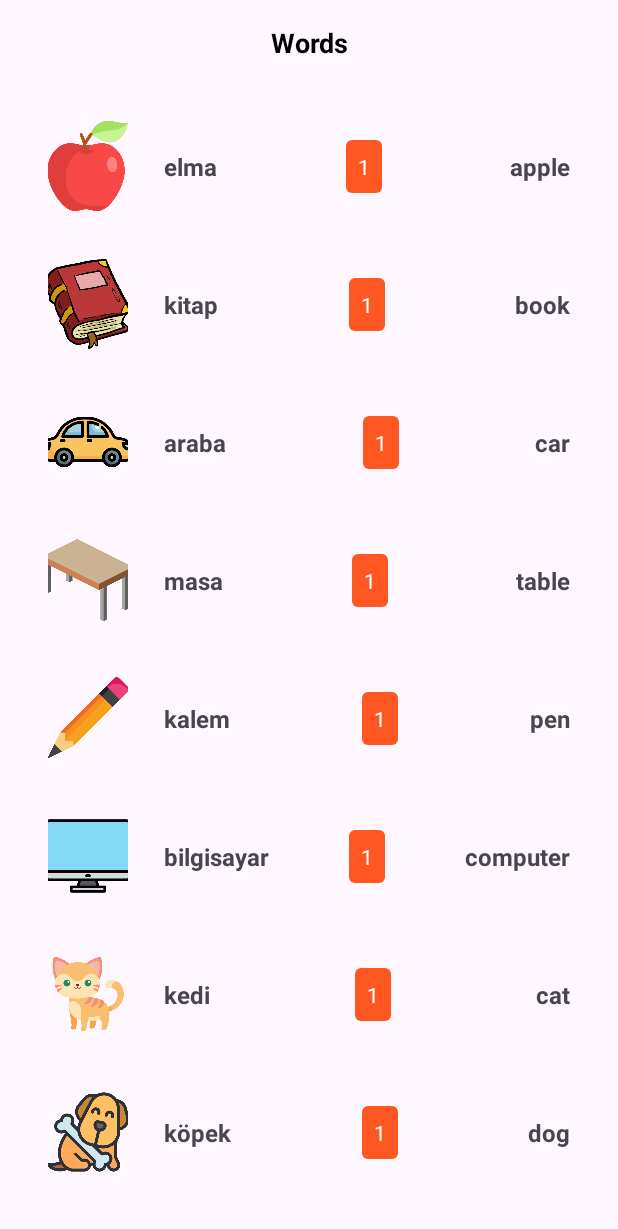
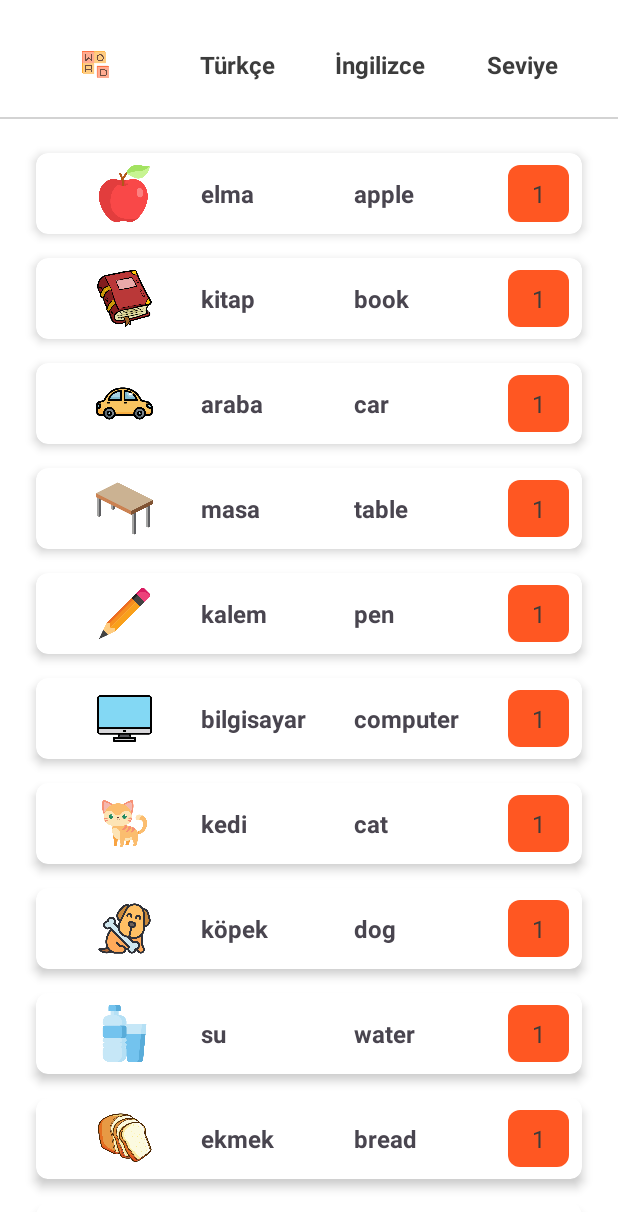
Before and after one commit to oguzhanozgokce/WorldWords, an Android app: the screen it shows after launch (MainActivity), on a phone screen of 412 x 824 dp. Shown: the top 1229 px of the screen. Run offline under Robolectric (Android 15) with nearby library versions, the phone set to English and light mode, and no system bars; our stand-ins replace Dagger/Hilt's generated code.

Commit message:
-item card design update - fragment ui updated - added colors to color file

```diff
--- a/app/src/main/java/com/oguzhanozgokce/worldwords/ui/word/WordFragment.kt
+++ b/app/src/main/java/com/oguzhanozgokce/worldwords/ui/word/WordFragment.kt
@@ -5,11 +5,9 @@ import androidx.fragment.app.Fragment
 import android.view.LayoutInflater
 import android.view.View
 import android.view.ViewGroup
-import androidx.activity.viewModels
 import androidx.fragment.app.viewModels
 import androidx.lifecycle.lifecycleScope
 import androidx.recyclerview.widget.LinearLayoutManager
-import com.oguzhanozgokce.worldwords.R
 import com.oguzhanozgokce.worldwords.databinding.FragmentWordBinding
 import com.oguzhanozgokce.worldwords.ui.WordAdapter
 import com.oguzhanozgokce.worldwords.ui.WordViewModel
--- a/app/src/main/res/drawable/difficulty_background.xml
+++ b/app/src/main/res/drawable/difficulty_background.xml
@@ -1,4 +1,4 @@
 <shape xmlns:android="http://schemas.android.com/apk/res/android">
     <solid android:color="#FF5722" />
-    <corners android:radius="4dp" />
+    <corners android:radius="8dp" />
 </shape>
--- a/app/src/main/res/layout/fragment_word.xml
+++ b/app/src/main/res/layout/fragment_word.xml
@@ -1,35 +1,84 @@
 <?xml version="1.0" encoding="utf-8"?>
-<androidx.constraintlayout.widget.ConstraintLayout
-    xmlns:android="http://schemas.android.com/apk/res/android"
+<androidx.constraintlayout.widget.ConstraintLayout xmlns:android="http://schemas.android.com/apk/res/android"
     xmlns:app="http://schemas.android.com/apk/res-auto"
     xmlns:tools="http://schemas.android.com/tools"
     android:layout_width="match_parent"
     android:layout_height="match_parent"
+    android:background="@color/white"
     tools:context=".ui.word.WordFragment">
 
-    <TextView
-        android:id="@+id/tw_words"
+
+    <LinearLayout
+        android:id="@+id/ll_table_header"
         android:layout_width="match_parent"
         android:layout_height="wrap_content"
         android:layout_marginTop="16dp"
-        android:gravity="center"
-        android:text="Words"
-        android:textColor="@color/black"
-        android:textSize="18sp"
-        android:textStyle="bold"
+        android:orientation="horizontal"
+        android:padding="16dp"
         app:layout_constraintEnd_toEndOf="parent"
         app:layout_constraintStart_toStartOf="parent"
-        app:layout_constraintTop_toTopOf="parent" />
+        app:layout_constraintTop_toTopOf="parent">
+
+        <ImageView
+            android:layout_width="0dp"
+            android:layout_height="match_parent"
+            android:layout_weight="1"
+            android:src="@drawable/ic_words"
+            android:scaleType="centerInside"
+            android:layout_gravity="center"/>
+
+        <TextView
+            android:id="@+id/tv_turkish_header"
+            android:layout_width="0dp"
+            android:layout_height="match_parent"
+            android:layout_weight="1"
+            android:gravity="center"
+            android:text="Türkçe"
+            android:textColor="@color/text_color"
+            android:textSize="16sp"
+            android:textStyle="bold" />
+
+        <TextView
+            android:id="@+id/tv_english_header"
+            android:layout_width="0dp"
+            android:layout_height="wrap_content"
+            android:layout_weight="1"
+            android:gravity="center"
+            android:text="İngilizce"
+            android:textColor="@color/text_color"
+            android:textSize="16sp"
+            android:textStyle="bold" />
+
+        <TextView
+            android:id="@+id/tv_level_header"
+            android:layout_width="0dp"
+            android:layout_height="wrap_content"
+            android:layout_weight="1"
+            android:gravity="center"
+            android:text="Seviye"
+            android:textColor="@color/text_color"
+            android:textSize="16sp"
+            android:textStyle="bold" />
+    </LinearLayout>
+
+    <View
+        android:layout_width="match_parent"
+        android:layout_height="1dp"
+        android:layout_marginTop="8dp"
+        android:background="@color/light_gray"
+        app:layout_constraintEnd_toEndOf="parent"
+        app:layout_constraintStart_toStartOf="parent"
+        app:layout_constraintTop_toBottomOf="@id/ll_table_header" />
 
     <androidx.recyclerview.widget.RecyclerView
         android:id="@+id/rw_word"
         android:layout_width="match_parent"
         android:layout_height="0dp"
+        android:layout_marginTop="8dp"
         android:padding="16dp"
-        android:layout_marginTop="8dp"
-        app:layout_constraintTop_toBottomOf="@id/tw_words"
         app:layout_constraintBottom_toBottomOf="parent"
+        app:layout_constraintEnd_toEndOf="parent"
         app:layout_constraintStart_toStartOf="parent"
-        app:layout_constraintEnd_toEndOf="parent" />
+        app:layout_constraintTop_toBottomOf="@id/ll_table_header" />
 
 </androidx.constraintlayout.widget.ConstraintLayout>
--- a/app/src/main/res/layout/item_layout_word.xml
+++ b/app/src/main/res/layout/item_layout_word.xml
@@ -1,72 +1,69 @@
 <?xml version="1.0" encoding="utf-8"?>
-<androidx.constraintlayout.widget.ConstraintLayout xmlns:android="http://schemas.android.com/apk/res/android"
+<androidx.cardview.widget.CardView xmlns:android="http://schemas.android.com/apk/res/android"
     xmlns:tools="http://schemas.android.com/tools"
     android:layout_width="match_parent"
     android:layout_height="wrap_content"
     xmlns:app="http://schemas.android.com/apk/res-auto"
-    android:padding="16dp">
+    android:layout_margin="8dp"
+    android:padding="8dp"
+    app:cardCornerRadius="8dp"
+    app:cardElevation="4dp">
 
-    <!-- Word Image -->
+    <LinearLayout
+        android:layout_width="match_parent"
+        android:layout_height="wrap_content"
+        android:orientation="horizontal"
+        android:gravity="center_vertical"
+        android:padding="8dp">
+
         <ImageView
             android:id="@+id/wordImage"
             android:layout_width="0dp"
-        android:layout_height="60dp"
-        android:layout_marginEnd="16dp"
-        android:contentDescription="@string/word_image"
-        android:scaleType="centerCrop"
+            android:layout_height="match_parent"
+            android:layout_weight="1"
             android:src="@drawable/ic_apple"
-        app:layout_constraintEnd_toStartOf="@+id/guideline"
-        app:layout_constraintStart_toStartOf="parent"
-        app:layout_constraintTop_toTopOf="parent"
-        app:layout_constraintBottom_toBottomOf="parent" />
-
-    <androidx.constraintlayout.widget.Guideline
-        android:id="@+id/guideline"
-        android:layout_width="wrap_content"
-        android:layout_height="wrap_content"
-        android:orientation="vertical"
-        app:layout_constraintGuide_percent="0.2" />
+            android:scaleType="centerInside"
+            android:layout_gravity="center"/>
 
         <TextView
             android:id="@+id/tvTurkishWord"
-        android:layout_width="wrap_content"
+            android:layout_width="0dp"
             android:layout_height="wrap_content"
-        android:layout_marginStart="8dp"
+            android:layout_weight="1"
+            android:gravity="center_vertical"
             android:text="Elma"
+            android:layout_gravity="center"
             android:textSize="16sp"
             android:textStyle="bold"
+            android:ellipsize="end"
             android:maxLines="1"
-        app:layout_constraintBottom_toBottomOf="parent"
-        app:layout_constraintStart_toStartOf="@id/guideline"
-        app:layout_constraintTop_toTopOf="parent"
             tools:text="Turkish Word" />
 
         <TextView
             android:id="@+id/tvEnglishWord"
-        android:layout_width="wrap_content"
+            android:layout_width="0dp"
             android:layout_height="wrap_content"
+            android:layout_weight="1"
+            android:gravity="center_vertical"
             android:text="Apple"
+            android:layout_gravity="center"
             android:textSize="16sp"
+            android:ellipsize="end"
             android:textStyle="bold"
             android:maxLines="1"
-        app:layout_constraintBottom_toBottomOf="parent"
-        app:layout_constraintEnd_toEndOf="parent"
-        app:layout_constraintTop_toTopOf="parent"
             tools:text="English Word" />
 
         <TextView
             android:id="@+id/tvDifficulty"
-        android:layout_width="wrap_content"
+            android:layout_width="0dp"
             android:layout_height="wrap_content"
+            android:layout_weight="0.4"
+            android:gravity="center"
+            android:text="A1"
+            android:textColor="@color/text_color"
+            android:textSize="16sp"
             android:background="@drawable/difficulty_background"
             android:padding="8dp"
-        android:text="A1"
-        android:textColor="@android:color/white"
-        android:textSize="14sp"
-        app:layout_constraintBottom_toBottomOf="parent"
-        app:layout_constraintEnd_toStartOf="@+id/tvEnglishWord"
-        app:layout_constraintStart_toEndOf="@+id/tvTurkishWord"
-        app:layout_constraintTop_toTopOf="parent"
             tools:text="A1" />
-
-</androidx.constraintlayout.widget.ConstraintLayout>
+    </LinearLayout>
+</androidx.cardview.widget.CardView>
--- a/app/src/main/res/values/colors.xml
+++ b/app/src/main/res/values/colors.xml
@@ -2,4 +2,22 @@
 <resources>
     <color name="black">#FF000000</color>
     <color name="white">#FFFFFFFF</color>
+    <color name="gray">#FF808080</color>
+    <color name="light_gray">#FFD3D3D3</color>
+    <color name="dark_gray">#FFA9A9A9</color>
+    <color name="red">#FFFF0000</color>
+    <color name="blue">#FF0000FF</color>
+    <color name="green">#00FF00</color>
+    <color name="yellow">#FFFFFF00</color>
+    <color name="purple">#FF800080</color>
+    <color name="orange">#FFFFA500</color>
+    <color name="pink">#FFFFC0CB</color>
+    <color name="brown">#FFA52A2A</color>
+    <color name="background_color">#1f2030</color>
+    <color name="colorPrimary">#6200EE</color>
+    <color name="colorPrimaryLight">#BB86FC</color>
+    <color name="colorPrimaryDark">#3700B3</color>
+    <color name="colorAccent">#03DAC5</color>
+    <color name="lighter_gray">#E0E0E0</color>
+    <color name="text_color">#3c3c3c</color>
 </resources>
```
Also changed, not shown: app/src/main/res/drawable/ic_words.png (added). Lines whose indentation alone changed are shown as unchanged.
